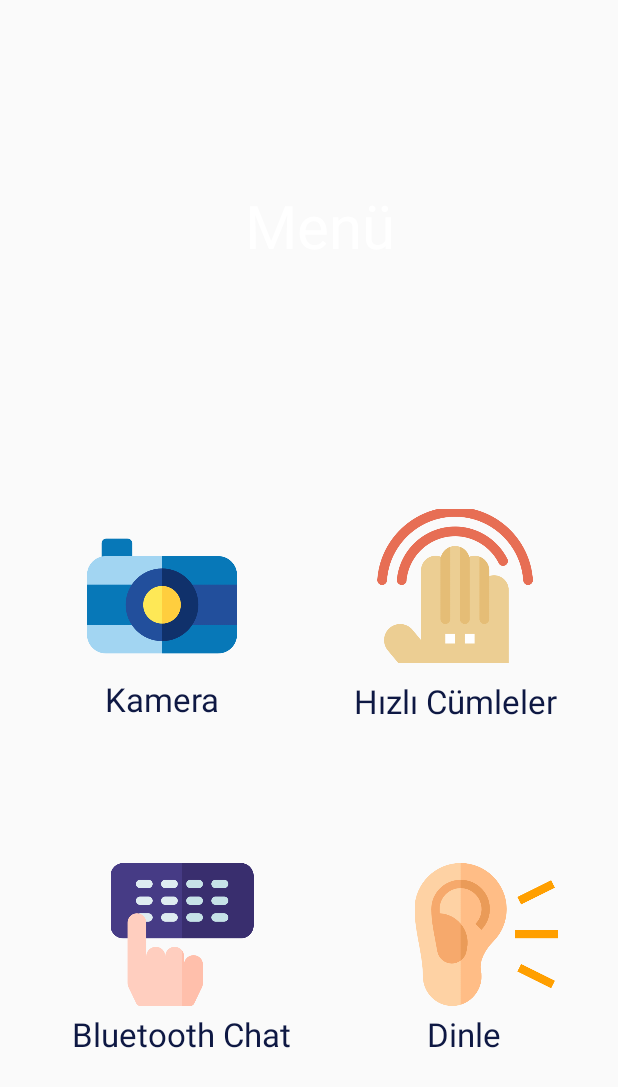
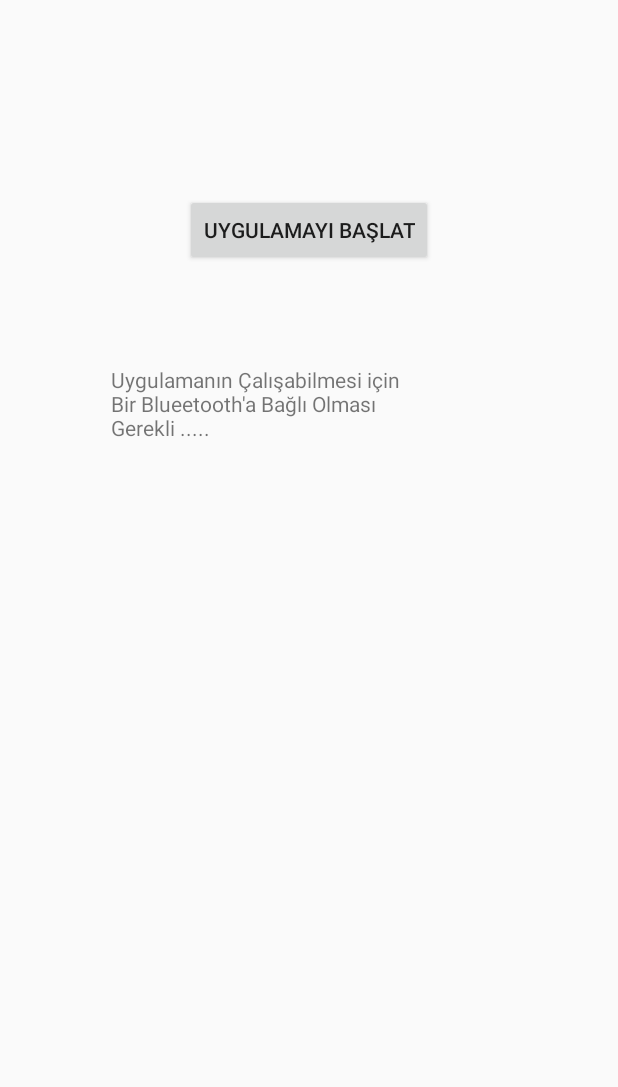
Before and after one commit to iscanalara/SLATE_Mobile_App, an Android app: the screen it shows after launch (MainActivity), on a phone screen of 412 x 824 dp. Shown: the top 1087 px of the screen. Run offline under Robolectric (Android 15) with nearby library versions, the light colour scheme and no system bars.

Commit message:
Bluetooth service added.

```diff
--- a/app/src/main/java/com/alaraiscan/slate/ListActivity.java
+++ b/app/src/main/java/com/alaraiscan/slate/ListActivity.java
@@ -38,9 +38,6 @@
         });
 
 
-        //Chat chat= new Chat();
-        //chat.Display(selected);
-
         text = findViewById(R.id.getText);
         addToList = findViewById(R.id.addToList);
 
--- a/app/src/main/java/com/alaraiscan/slate/ListArrayApplication.java
+++ b/app/src/main/java/com/alaraiscan/slate/ListArrayApplication.java
@@ -6,6 +6,8 @@
 
 public class ListArrayApplication extends Application {
 
+        //Creating an application for activity items wont loose.
+
         private ArrayList<String> arrayList = new ArrayList <>();
         public ArrayList<String> getArrayList(){return arrayList;}
 
--- a/app/src/main/java/com/alaraiscan/slate/Listen.java
+++ b/app/src/main/java/com/alaraiscan/slate/Listen.java
@@ -37,6 +37,9 @@
         });
     }
 
+    /**
+     *
+     */
     private void speak(){
 
         try{
--- a/app/src/main/java/com/alaraiscan/slate/MainActivity.java
+++ b/app/src/main/java/com/alaraiscan/slate/MainActivity.java
@@ -1,107 +1,32 @@
 package com.alaraiscan.slate;
 
-import android.app.Activity;
-import android.bluetooth.BluetoothAdapter;
 import android.content.Intent;
-import android.graphics.Bitmap;
-import android.graphics.Camera;
-import android.net.Uri;
-import android.os.Handler;
-import android.provider.MediaStore;
+
 import android.support.v7.app.AppCompatActivity;
 import android.os.Bundle;
-import android.util.Log;
 import android.view.View;
-import android.view.animation.Animation;
-import android.view.animation.AnimationUtils;
 import android.widget.Button;
-import android.widget.ImageView;
-import android.widget.LinearLayout;
-import android.widget.ListView;
-import android.widget.Toast;
 
-import com.androidhiddencamera.HiddenCameraFragment;
-
-import java.io.File;
-
-import static com.alaraiscan.slate.R.color.white;
 
 public class MainActivity extends AppCompatActivity {
-    ImageView photograph,quickWord,keyboard,listen;
-    ImageView bgapp;
-
-
-
+    Button starterButton;
 
     @Override
     protected void onCreate(Bundle savedInstanceState) {
         super.onCreate(savedInstanceState);
-        setContentView(R.layout.activity_main);
+        setContentView(R.layout.splashscreen);
+        starterButton = findViewById(R.id.startButton);
 
-
-        photograph = findViewById(R.id.photograph);
-        photograph.setOnClickListener(new View.OnClickListener() {
+        starterButton.setOnClickListener(new View.OnClickListener() {
             @Override
-            public void onClick(View view1) {
-                openCam();
+            public void onClick(View view) {
+                bluetoothConnection();
             }
         });
-
-        quickWord = findViewById(R.id.quickword);
-        quickWord.setOnClickListener(new View.OnClickListener() {
-            @Override
-            public void onClick(View view) {
-                openListActivity();
-            }
-        });
-
-        listen=findViewById(R.id.listen);
-        listen.setOnClickListener(new View.OnClickListener() {
-            @Override
-            public void onClick(View view) {
-                openListen();
-            }
-        });
-
-
-        keyboard = findViewById(R.id.keyboard);
-        keyboard.setOnClickListener(new View.OnClickListener() {
-            @Override
-            public void onClick(View view1) {
-                openBluetoothChatS();
-            }
-        });
-
-
-        bgapp=findViewById(R.id.bgapp);
-
-
-       bgapp.animate().translationY(-1900).setDuration(800).setStartDelay(300);
-
-
-
     }
 
-
-
-
-    public void  openListActivity(){
-        Intent intent = new Intent(MainActivity.this,ListActivity.class);
-        startActivity(intent);
-    }
-
-    public void  openCam(){
-        Intent intent = new Intent(MainActivity.this,CameraFrame.class);
-        startActivity(intent);
-    }
-
-    public void  openListen(){
-        Intent intent = new Intent(MainActivity.this,Listen.class);
-        startActivity(intent);
-    }
-
-    public void  openBluetoothChatS(){
-        Intent intent = new Intent(MainActivity.this,Select.class);
+    public void  bluetoothConnection(){
+        Intent intent = new Intent(MainActivity.this,Scan.class);
         startActivity(intent);
     }
 
--- a/app/src/main/java/com/alaraiscan/slate/Select.java
+++ b/app/src/main/java/com/alaraiscan/slate/Select.java
@@ -54,7 +54,7 @@
         listView.setOnItemClickListener(new AdapterView.OnItemClickListener() {
             @Override
             public void onItemClick(AdapterView<?> parent, View view, int position, long id) {
-                Intent i = new Intent(Select.this, Chat.class);
+                Intent i = new Intent(Select.this, MainMenu.class);
                 i.putExtra("pos", position);
                 if(registered) {
                     unregisterReceiver(mReceiver);
--- a/app/src/main/res/layout/activity_main.xml
+++ b/app/src/main/res/layout/activity_main.xml
@@ -4,7 +4,7 @@
     xmlns:tools="http://schemas.android.com/tools"
     android:layout_width="match_parent"
     android:layout_height="match_parent"
-    tools:context=".MainActivity">
+    tools:context=".MainMenu">
 
 
 
--- a/app/src/main/res/layout/activity_scan.xml
+++ b/app/src/main/res/layout/activity_scan.xml
@@ -37,6 +37,8 @@
         android:layout_height="wrap_content"
         android:layout_alignEnd="@+id/scan_state"
         android:layout_alignParentBottom="true"
+        android:background="@drawable/custom_button"
+        android:textColor="#FFFFFF"
         android:text="Tekrar Tara" />
 
 
--- a/app/src/main/res/layout/activity_select.xml
+++ b/app/src/main/res/layout/activity_select.xml
@@ -45,6 +45,8 @@
         android:layout_height="wrap_content"
         android:text="Cihazım Bulunamadı!"
         android:layout_below="@+id/pull_to_refresh"
+        android:background="@drawable/custom_button"
+        android:textColor="#FFFFFF"
         android:layout_alignParentStart="true" />
 
 </RelativeLayout>
--- /dev/null
+++ b/app/src/main/res/layout/splashscreen.xml
@@ -0,0 +1,32 @@
+<?xml version="1.0" encoding="utf-8"?>
+<android.support.constraint.ConstraintLayout xmlns:android="http://schemas.android.com/apk/res/android"
+    xmlns:app="http://schemas.android.com/apk/res-auto"
+    xmlns:tools="http://schemas.android.com/tools"
+    android:layout_width="match_parent"
+    android:layout_height="match_parent"
+    tools:context=".MainActivity">
+
+    <Button
+        android:id="@+id/startButton"
+        android:layout_width="wrap_content"
+        android:layout_height="wrap_content"
+        android:layout_marginTop="129dp"
+        android:layout_marginEnd="7dp"
+        android:layout_marginBottom="66dp"
+        android:text="Uygulamayı Başlat"
+        app:layout_constraintBottom_toTopOf="@+id/textView"
+        app:layout_constraintEnd_toEndOf="@+id/textView"
+        app:layout_constraintTop_toTopOf="parent" />
+
+    <TextView
+        android:id="@+id/textView"
+        android:layout_width="222dp"
+        android:layout_height="0dp"
+        android:layout_marginStart="74dp"
+        android:layout_marginBottom="366dp"
+        android:text="Uygulamanın Çalışabilmesi için Bir Blueetooth'a Bağlı Olması Gerekli ....."
+        app:layout_constraintBottom_toBottomOf="parent"
+        app:layout_constraintStart_toStartOf="parent"
+        app:layout_constraintTop_toBottomOf="@+id/startButton" />
+
+</android.support.constraint.ConstraintLayout>
```
Also changed, not shown: app/src/main/AndroidManifest.xml (+10 -10 lines), app/src/main/java/com/alaraiscan/slate/BlueToothService.java (added, +281 -0 lines), app/src/main/java/com/alaraiscan/slate/CameraFrame.java (+7 -0 lines), app/src/main/java/com/alaraiscan/slate/CameraOpen.java (+28 -19 lines), app/src/main/java/com/alaraiscan/slate/MainMenu.java (added, +110 -0 lines), app/src/main/java/com/alaraiscan/slate/UploadFileToServer.java (+4 -3 lines).
